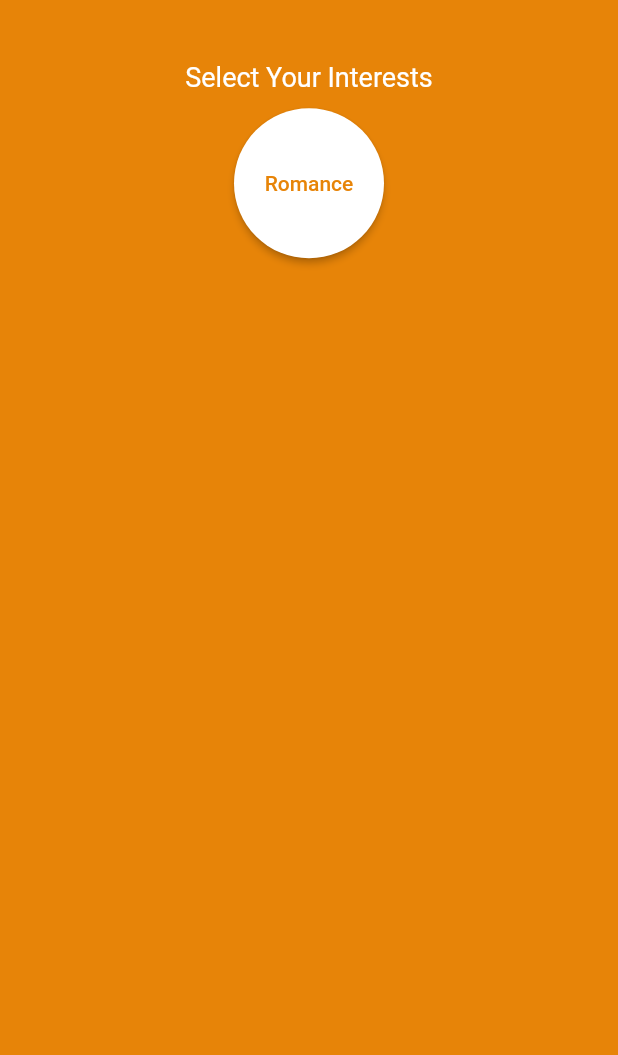
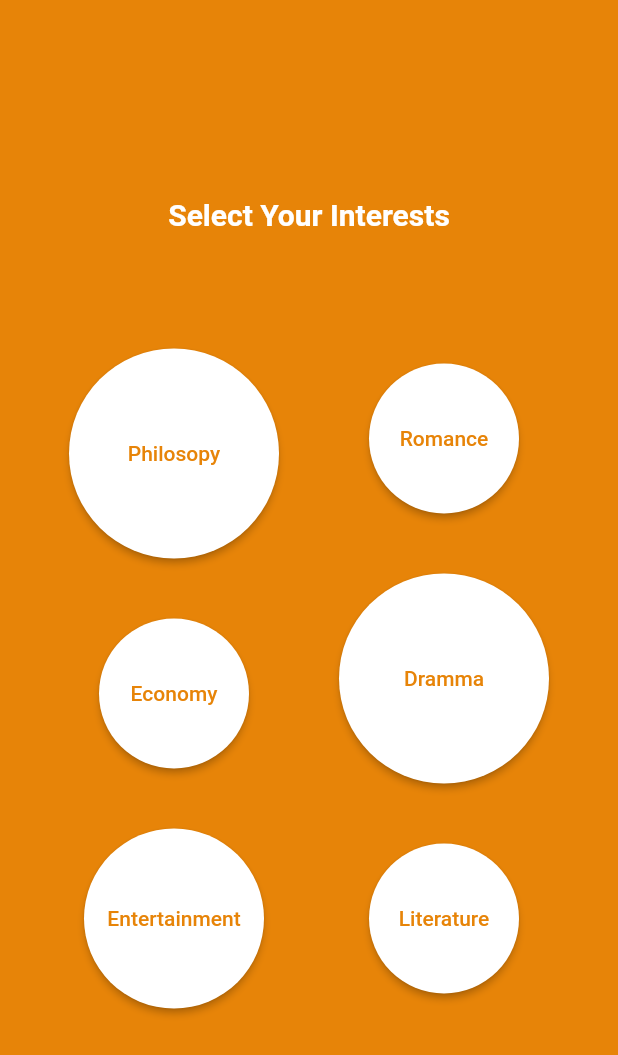
Before and after one commit to Gegham94/book_space, a Flutter app: the screen it shows after launch, on a phone screen of 412 x 824 dp. Shown: the top 1055 px of the screen. Run offline on Flutter 3.47's test engine with Material 2 defaults, Android fonts, the phone set to English and light mode, and no system bars; our stand-ins replace flutter_rating_bar, font_awesome_flutter.

Commit message:
fix interest screen

```diff
--- a/lib/ui/screens/interests/interests_screen.dart
+++ b/lib/ui/screens/interests/interests_screen.dart
@@ -10,21 +10,69 @@ class InterestsScreen extends StatelessWidget {
       backgroundColor: BSColors.mainOrange,
       body: SafeArea(
         child: Center(
+          child: SingleChildScrollView(
             child: Column(
               children: [
-              SizedBox(
-                height: MediaQuery.of(context).size.height * 0.05,
-              ),
                 Text(
                   'Select Your Interests',
                   style: TextStyle(
                       color: Colors.white,
-                    fontFamily: "Roboto_Regular",
-                    fontSize: 18),
+                      fontFamily: "Roboto_Bold",
+                      fontSize: 20),
                 ),
-              SingleChildScrollView(
-                child: Container(
-                  padding: EdgeInsets.all(10),
+                SizedBox(
+                  height: MediaQuery.of(context).size.height * 0.07,
+                ),
+                Row(
+                  mainAxisAlignment: MainAxisAlignment.center,
+                  children: [
+                    Column(
+                      children: [
+                        Container(
+                          padding: EdgeInsets.all(20),
+                          child: ElevatedButton(
+                            onPressed: () {},
+                            child: Text("Philosopy"),
+                            style: ElevatedButton.styleFrom(
+                              shape: CircleBorder(),
+                              minimumSize: Size(140, 140),
+                              primary: Colors.white,
+                              onPrimary: BSColors.mainOrange,
+                            ),
+                          ),
+                        ),
+                        Container(
+                          padding: EdgeInsets.all(20),
+                          child: ElevatedButton(
+                            onPressed: () {},
+                            child: Text("Economy"),
+                            style: ElevatedButton.styleFrom(
+                              shape: CircleBorder(),
+                              minimumSize: Size(100, 100),
+                              primary: Colors.white,
+                              onPrimary: BSColors.mainOrange,
+                            ),
+                          ),
+                        ),
+                        Container(
+                          padding: EdgeInsets.all(20),
+                          child: ElevatedButton(
+                            onPressed: () {},
+                            child: Text("Entertainment"),
+                            style: ElevatedButton.styleFrom(
+                              shape: CircleBorder(),
+                              minimumSize: Size(120, 120),
+                              primary: Colors.white,
+                              onPrimary: BSColors.mainOrange,
+                            ),
+                          ),
+                        ),
+                      ],
+                    ),
+                    Column(
+                      children: [
+                        Container(
+                          padding: EdgeInsets.all(20),
                           child: ElevatedButton(
                             onPressed: () {},
                             child: Text("Romance"),
@@ -36,8 +84,38 @@ class InterestsScreen extends StatelessWidget {
                             ),
                           ),
                         ),
+                        Container(
+                          padding: EdgeInsets.all(20),
+                          child: ElevatedButton(
+                            onPressed: () {},
+                            child: Text("Dramma"),
+                            style: ElevatedButton.styleFrom(
+                              shape: CircleBorder(),
+                              minimumSize: Size(140, 140),
+                              primary: Colors.white,
+                              onPrimary: BSColors.mainOrange,
+                            ),
+                          ),
+                        ),
+                        Container(
+                          padding: EdgeInsets.all(20),
+                          child: ElevatedButton(
+                            onPressed: () {},
+                            child: Text("Literature"),
+                            style: ElevatedButton.styleFrom(
+                              shape: CircleBorder(),
+                              minimumSize: Size(100, 100),
+                              primary: Colors.white,
+                              onPrimary: BSColors.mainOrange,
+                            ),
+                          ),
                         ),
                       ],
+                    ),
+                  ],
+                ),
+              ],
+            ),
           ),
         ),
       ),
```
Also changed, not shown: 5 other files. Lines whose indentation alone changed are shown as unchanged.
